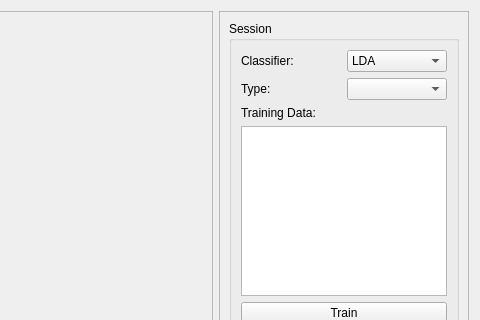
First picture: the form in pygesture/ui/templates/test_widget_template.ui, repository ixjlyons/pygesture, before the edit; both pictures show x 198 to 678 and y 0 to 320 of the 678 by 454 pixel window.
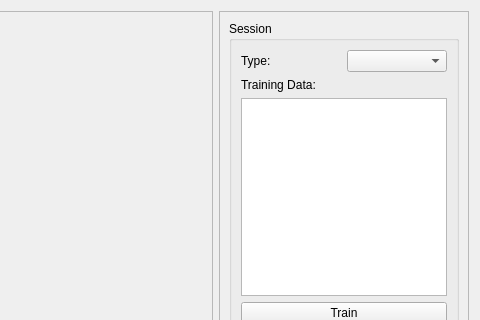
Second picture: the form after the edit. Icons and pictures are not drawn. Custom widgets are drawn as their Qt base class.

Commit message: Added learner variable to config. Pipeline is now specified in the config. Removed classifier selection combo box from test UI.

The edit to the form file:
```diff
--- a/pygesture/ui/templates/test_widget_template.ui
+++ b/pygesture/ui/templates/test_widget_template.ui
@@ -70,31 +70,6 @@
         <layout class="QGridLayout" name="gridLayout_3">
          <item row="0" column="0">
           <layout class="QVBoxLayout" name="verticalLayout">
-           <item>
-            <layout class="QHBoxLayout" name="horizontalLayout">
-             <item>
-              <widget class="QLabel" name="classifierLabel">
-               <property name="text">
-                <string>Classifier:</string>
-               </property>
-              </widget>
-             </item>
-             <item>
-              <widget class="QComboBox" name="classifierComboBox">
-               <item>
-                <property name="text">
-                 <string>LDA</string>
-                </property>
-               </item>
-               <item>
-                <property name="text">
-                 <string>SVM</string>
-                </property>
-               </item>
-              </widget>
-             </item>
-            </layout>
-           </item>
            <item>
             <layout class="QHBoxLayout" name="horizontalLayout_2">
              <item>
```
Left out of the diff: 6 changed lines with no effect on the pictures. The commit also changes 4 other files.
